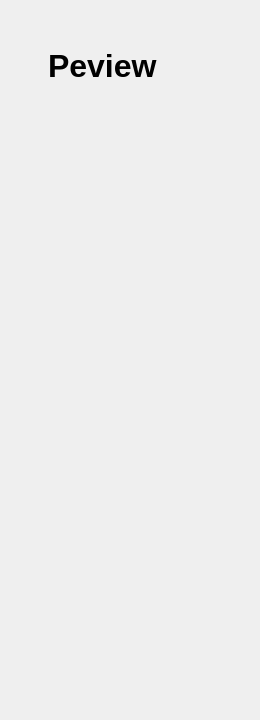
This is src/component/Sidebar/sidebar.ui in ryanhe4/peviewer as Qt 5 draws it before an edit. The edited form follows.
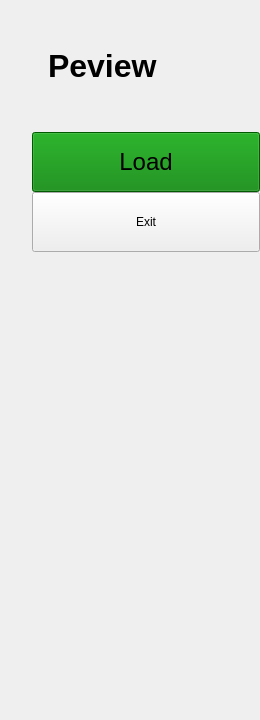
This is the edited form. Icons and pictures are not drawn.

What changed in the file:
```diff
--- a/src/component/Sidebar/sidebar.ui
+++ b/src/component/Sidebar/sidebar.ui
@@ -78,15 +78,24 @@
    <property name="bottomMargin">
     <number>0</number>
    </property>
-   <item alignment="Qt::AlignTop">
+   <item>
     <widget class="QWidget" name="wrapper" native="true">
+     <property name="enabled">
+      <bool>true</bool>
+     </property>
+     <property name="sizePolicy">
+      <sizepolicy hsizetype="Preferred" vsizetype="Preferred">
+       <horstretch>0</horstretch>
+       <verstretch>0</verstretch>
+      </sizepolicy>
+     </property>
      <property name="minimumSize">
       <size>
        <width>0</width>
        <height>720</height>
       </size>
      </property>
-     <layout class="QVBoxLayout" name="verticalLayout_3">
+     <layout class="QVBoxLayout" name="verticalLayout_3" stretch="0,1">
       <property name="spacing">
        <number>0</number>
       </property>
@@ -94,7 +103,7 @@
        <enum>QLayout::SetDefaultConstraint</enum>
       </property>
       <property name="leftMargin">
-       <number>48</number>
+       <number>32</number>
       </property>
       <property name="topMargin">
        <number>48</number>
@@ -108,7 +117,7 @@
       <item alignment="Qt::AlignTop">
        <widget class="QLabel" name="Logo">
         <property name="sizePolicy">
-         <sizepolicy hsizetype="Preferred" vsizetype="Preferred">
+         <sizepolicy hsizetype="Preferred" vsizetype="Fixed">
           <horstretch>0</horstretch>
           <verstretch>0</verstretch>
          </sizepolicy>
@@ -121,8 +130,14 @@
         </property>
         <property name="maximumSize">
          <size>
-          <width>260</width>
-          <height>720</height>
+          <width>212</width>
+          <height>43</height>
+         </size>
+        </property>
+        <property name="baseSize">
+         <size>
+          <width>212</width>
+          <height>43</height>
          </size>
         </property>
         <property name="font">
@@ -149,8 +164,126 @@
         <property name="text">
          <string>Peview</string>
         </property>
+        <property name="margin">
+         <number>0</number>
+        </property>
+        <property name="indent">
+         <number>16</number>
+        </property>
        </widget>
       </item>
+      <item>
+       <layout class="QVBoxLayout" name="sidebarItemLayout" stretch="0,1">
+        <property name="spacing">
+         <number>0</number>
+        </property>
+        <property name="sizeConstraint">
+         <enum>QLayout::SetDefaultConstraint</enum>
+        </property>
+        <property name="leftMargin">
+         <number>0</number>
+        </property>
+        <property name="topMargin">
+         <number>48</number>
+        </property>
+        <item>
+         <widget class="QToolButton" name="toolButton">
+          <property name="sizePolicy">
+           <sizepolicy hsizetype="Preferred" vsizetype="Preferred">
+            <horstretch>0</horstretch>
+            <verstretch>0</verstretch>
+           </sizepolicy>
+          </property>
+          <property name="minimumSize">
+           <size>
+            <width>0</width>
+            <height>60</height>
+           </size>
+          </property>
+          <property name="maximumSize">
+           <size>
+            <width>260</width>
+            <height>60</height>
+           </size>
+          </property>
+          <property name="font">
+           <font>
+            <pointsize>18</pointsize>
+            <bold>false</bold>
+           </font>
+          </property>
+          <property name="cursor">
+           <cursorShape>ArrowCursor</cursorShape>
+          </property>
+          <property name="focusPolicy">
+           <enum>Qt::TabFocus</enum>
+          </property>
+          <property name="styleSheet">
+           <string notr="true">QToolButton {
+	border-radius: 0.5em;
+	padding-right: 1em;
+	padding-left: 1em;
+	text-align: left;
+	background: green;
+}</string>
+          </property>
+          <property name="text">
+           <string>Load</string>
+          </property>
+          <property name="icon">
+           <iconset resource="../../resource.qrc">
+            <normaloff>:/lib/icon/workspace.svg</normaloff>:/lib/icon/workspace.svg</iconset>
+          </property>
+          <property name="iconSize">
+           <size>
+            <width>28</width>
+            <height>28</height>
+           </size>
+          </property>
+          <property name="checkable">
+           <bool>false</bool>
+          </property>
+          <property name="autoRepeat">
+           <bool>false</bool>
+          </property>
+          <property name="autoExclusive">
+           <bool>false</bool>
+          </property>
+          <property name="popupMode">
+           <enum>QToolButton::InstantPopup</enum>
+          </property>
+          <property name="toolButtonStyle">
+           <enum>Qt::ToolButtonTextBesideIcon</enum>
+          </property>
+         </widget>
+        </item>
+        <item alignment="Qt::AlignTop">
+         <widget class="QPushButton" name="pushButton_2">
+          <property name="sizePolicy">
+           <sizepolicy hsizetype="Preferred" vsizetype="Maximum">
+            <horstretch>0</horstretch>
+            <verstretch>0</verstretch>
+           </sizepolicy>
+          </property>
+          <property name="minimumSize">
+           <size>
+            <width>0</width>
+            <height>60</height>
+           </size>
+          </property>
+          <property name="maximumSize">
+           <size>
+            <width>260</width>
+            <height>60</height>
+           </size>
+          </property>
+          <property name="text">
+           <string>Exit</string>
+          </property>
+         </widget>
+        </item>
+       </layout>
+      </item>
      </layout>
     </widget>
    </item>
```
Left out of the diff: 7 changed lines with no effect on the pictures.
